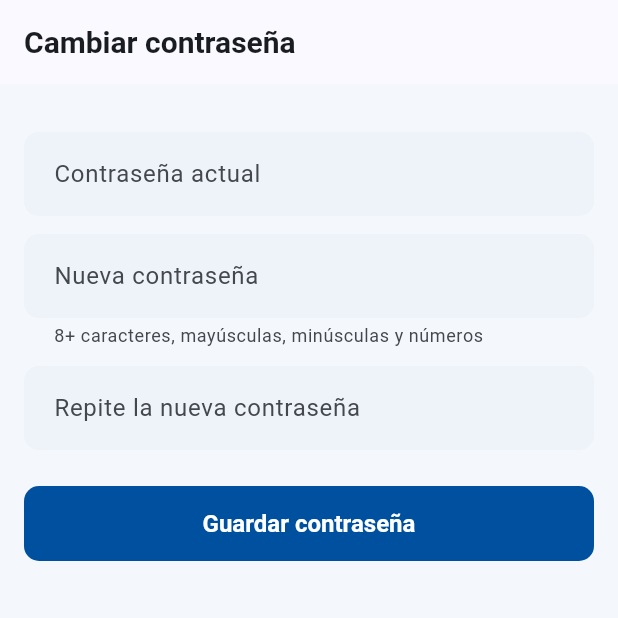
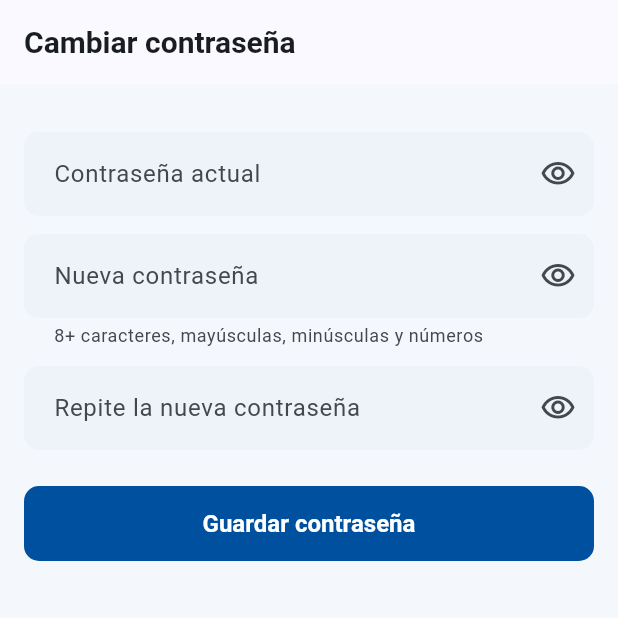
Before and after one commit to lokitoweb/app-tunesa, a Flutter app: the ChangePasswordScreen screen opened by its route, on a phone screen of 412 x 824 dp, the top half of it. Run offline on Flutter 3.47's test engine with Material 3 defaults, Android fonts, the phone set to English and light mode, and no system bars; our stand-ins replace camera, connectivity_plus, dio, file_picker, firebase_core, firebase_messaging and 10 more; missing offline and left inert: cryptography, google_mlkit_face_detection, pdfx; accounts and stored records are empty; network calls fail.

Commit message:
Primer ingreso y ajustes de interfaz
- Cambio de contraseña con «ojito» (mostrar/ocultar) en los tres campos.
- Tras cambiar la contraseña temporal, o al ingresar sin estar aprobado,
  la app va a «Mi incorporación» en lugar del inicio de marcación.
- Saludo del inicio con la foto de perfil o las iniciales (nombre y apellido).
- Mis dispositivos: más aire dentro y entre tarjetas.
- Turnos (panel): entrada y salida en 24 h (HH:MM), sin AM/PM del navegador.

Co-Authored-By: Claude Opus 5.5 (1M context) <noreply@anthropic.com>
Claude-Session: https://claude.ai/code/session_01QJDqkWvbLnrLJaz1iccpSJ

```diff
--- a/mobile/lib/features/auth/presentation/change_password_screen.dart
+++ b/mobile/lib/features/auth/presentation/change_password_screen.dart
@@ -23,6 +23,16 @@ class _ChangePasswordScreenState extends ConsumerState<ChangePasswordScreen> {
   bool _saving = false;
   ApiException? _error;
 
+  /// Cada campo con su "ojito" para ver u ocultar lo escrito
+  final _hidden = [true, true, true];
+
+  Widget _eye(int i) => IconButton(
+        key: Key('toggle-password-$i'),
+        tooltip: _hidden[i] ? 'Mostrar contraseña' : 'Ocultar contraseña',
+        icon: Icon(_hidden[i] ? Icons.visibility_outlined : Icons.visibility_off_outlined),
+        onPressed: () => setState(() => _hidden[i] = !_hidden[i]),
+      );
+
   @override
   void dispose() {
     for (final c in [_current, _next, _confirm]) {
@@ -37,11 +47,13 @@ class _ChangePasswordScreenState extends ConsumerState<ChangePasswordScreen> {
       _saving = true;
       _error = null;
     });
+    final forcedBefore = ref.read(authControllerProvider).user?.mustChangePassword ?? false;
     try {
       await ref.read(authControllerProvider.notifier).changePassword(_current.text, _next.text);
       if (mounted) {
         showSnack(context, 'Contraseña actualizada.');
-        if (Navigator.of(context).canPop()) Navigator.of(context).pop();
+        // Contraseña temporal: el router lleva a la incorporación o al inicio
+        if (!forcedBefore && Navigator.of(context).canPop()) Navigator.of(context).pop();
       }
     } on ApiException catch (e) {
       if (mounted) setState(() => _error = e);
@@ -88,16 +100,21 @@ class _ChangePasswordScreenState extends ConsumerState<ChangePasswordScreen> {
               ),
             TextFormField(
               controller: _current,
-              obscureText: true,
-              decoration: InputDecoration(labelText: forced ? 'Contraseña temporal' : 'Contraseña actual', errorText: _error?.fieldError('current_password')),
+              obscureText: _hidden[0],
+              decoration: InputDecoration(
+                labelText: forced ? 'Contraseña temporal' : 'Contraseña actual',
+                errorText: _error?.fieldError('current_password'),
+                suffixIcon: _eye(0),
+              ),
               validator: (v) => (v == null || v.isEmpty) ? 'Requerida' : null,
             ),
             const SizedBox(height: 12),
             TextFormField(
               controller: _next,
-              obscureText: true,
+              obscureText: _hidden[1],
               decoration: InputDecoration(
                 labelText: 'Nueva contraseña',
+                suffixIcon: _eye(1),
                 helperText: '8+ caracteres, mayúsculas, minúsculas y números',
                 errorText: _error?.fieldError('new_password'),
               ),
@@ -106,8 +123,8 @@ class _ChangePasswordScreenState extends ConsumerState<ChangePasswordScreen> {
             const SizedBox(height: 12),
             TextFormField(
               controller: _confirm,
-              obscureText: true,
-              decoration: const InputDecoration(labelText: 'Repite la nueva contraseña'),
+              obscureText: _hidden[2],
+              decoration: InputDecoration(labelText: 'Repite la nueva contraseña', suffixIcon: _eye(2)),
               validator: (v) => v != _next.text ? 'No coincide' : null,
             ),
             const SizedBox(height: 24),
```
Also changed, not shown: mobile/lib/core/router/app_router.dart (+8 -3 lines), mobile/lib/features/account/presentation/devices_screen.dart (+4 -3 lines), mobile/lib/features/auth/domain/models.dart (+9 -0 lines), mobile/lib/features/home/presentation/home_screen.dart (+24 -6 lines), mobile/lib/features/onboarding/presentation/onboarding_screen.dart (+8 -1 lines), 2 other files.
